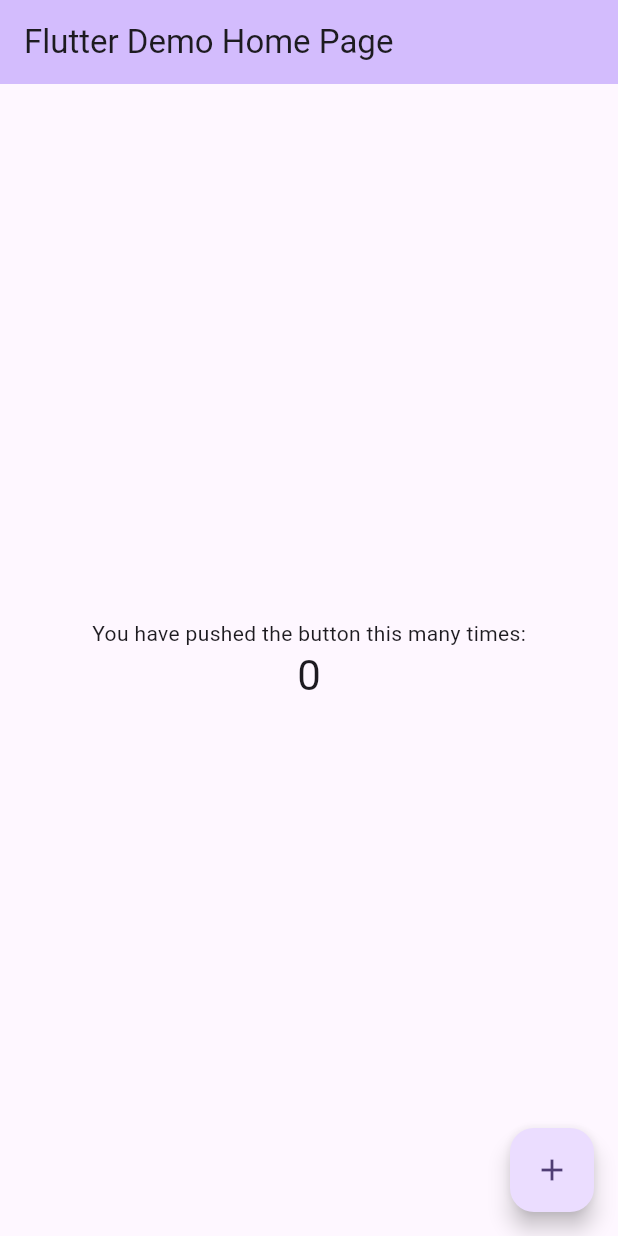
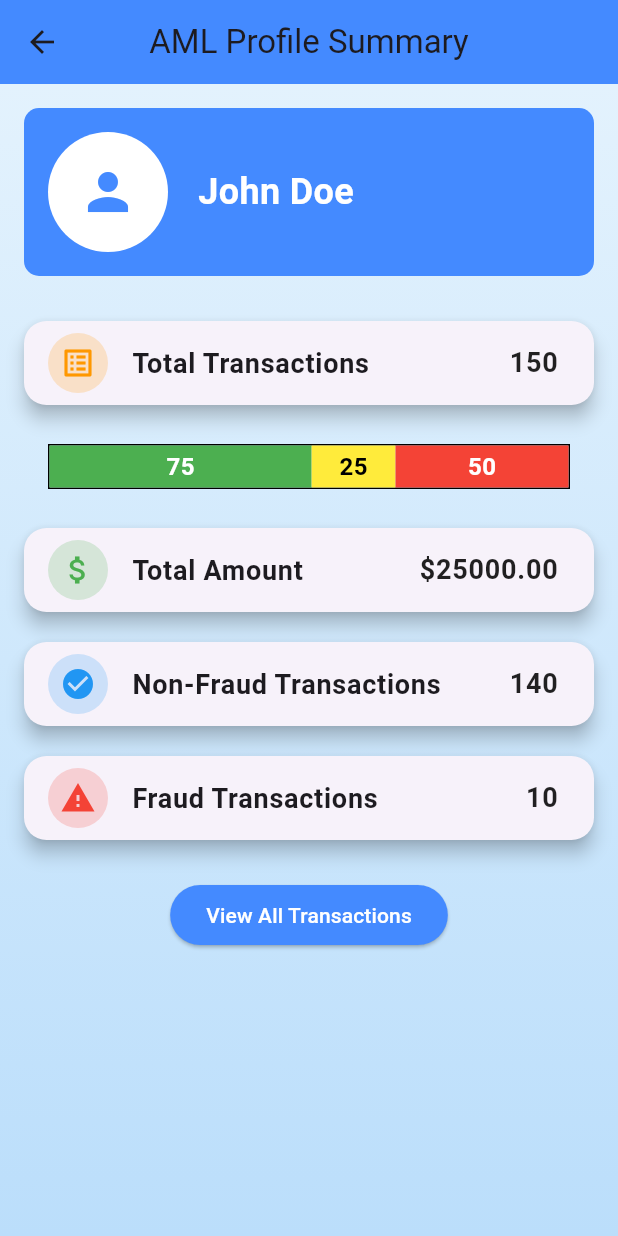
Before and after one commit to niksoni2910/tsec_hackathon, a Flutter app: the screen it shows after launch, on a phone screen of 412 x 824 dp. Run offline on Flutter 3.47's test engine with Material 3 defaults, Android fonts, the phone set to English and light mode, and no system bars.

Commit message:
profile page added

```diff
--- a/tsec_hack/lib/main.dart
+++ b/tsec_hack/lib/main.dart
@@ -1,4 +1,5 @@
 import 'package:flutter/material.dart';
+import 'package:tsec_hack/profile_page.dart';
 
 void main() {
   runApp(const MyApp());
@@ -13,113 +14,11 @@
     return MaterialApp(
       title: 'Flutter Demo',
       theme: ThemeData(
-        // This is the theme of your application.
-        //
-        // TRY THIS: Try running your application with "flutter run". You'll see
-        // the application has a purple toolbar. Then, without quitting the app,
-        // try changing the seedColor in the colorScheme below to Colors.green
-        // and then invoke "hot reload" (save your changes or press the "hot
-        // reload" button in a Flutter-supported IDE, or press "r" if you used
-        // the command line to start the app).
-        //
-        // Notice that the counter didn't reset back to zero; the application
-        // state is not lost during the reload. To reset the state, use hot
-        // restart instead.
-        //
-        // This works for code too, not just values: Most code changes can be
-        // tested with just a hot reload.
-        colorScheme: ColorScheme.fromSeed(seedColor: Colors.deepPurple),
         useMaterial3: true,
+        visualDensity: VisualDensity.adaptivePlatformDensity,
+        primarySwatch: Colors.blue,
       ),
-      home: const MyHomePage(title: 'Flutter Demo Home Page'),
+      home: UserProfile(),
     );
   }
 }
-
-class MyHomePage extends StatefulWidget {
-  const MyHomePage({super.key, required this.title});
-
-  // This widget is the home page of your application. It is stateful, meaning
-  // that it has a State object (defined below) that contains fields that affect
-  // how it looks.
-
-  // This class is the configuration for the state. It holds the values (in this
-  // case the title) provided by the parent (in this case the App widget) and
-  // used by the build method of the State. Fields in a Widget subclass are
-  // always marked "final".
-
-  final String title;
-
-  @override
-  State<MyHomePage> createState() => _MyHomePageState();
-}
-
-class _MyHomePageState extends State<MyHomePage> {
-  int _counter = 0;
-
-  void _incrementCounter() {
-    setState(() {
-      // This call to setState tells the Flutter framework that something has
-      // changed in this State, which causes it to rerun the build method below
-      // so that the display can reflect the updated values. If we changed
-      // _counter without calling setState(), then the build method would not be
-      // called again, and so nothing would appear to happen.
-      _counter++;
-    });
-  }
-
-  @override
-  Widget build(BuildContext context) {
-    // This method is rerun every time setState is called, for instance as done
-    // by the _incrementCounter method above.
-    //
-    // The Flutter framework has been optimized to make rerunning build methods
-    // fast, so that you can just rebuild anything that needs updating rather
-    // than having to individually change instances of widgets.
-    return Scaffold(
-      appBar: AppBar(
-        // TRY THIS: Try changing the color here to a specific color (to
-        // Colors.amber, perhaps?) and trigger a hot reload to see the AppBar
-        // change color while the other colors stay the same.
-        backgroundColor: Theme.of(context).colorScheme.inversePrimary,
-        // Here we take the value from the MyHomePage object that was created by
-        // the App.build method, and use it to set our appbar title.
-        title: Text(widget.title),
-      ),
-      body: Center(
-        // Center is a layout widget. It takes a single child and positions it
-        // in the middle of the parent.
-        child: Column(
-          // Column is also a layout widget. It takes a list of children and
-          // arranges them vertically. By default, it sizes itself to fit its
-          // children horizontally, and tries to be as tall as its parent.
-          //
-          // Column has various properties to control how it sizes itself and
-          // how it positions its children. Here we use mainAxisAlignment to
-          // center the children vertically; the main axis here is the vertical
-          // axis because Columns are vertical (the cross axis would be
-          // horizontal).
-          //
-          // TRY THIS: Invoke "debug painting" (choose the "Toggle Debug Paint"
-          // action in the IDE, or press "p" in the console), to see the
-          // wireframe for each widget.
-          mainAxisAlignment: MainAxisAlignment.center,
-          children: <Widget>[
-            const Text(
-              'You have pushed the button this many times:',
-            ),
-            Text(
-              '$_counter',
-              style: Theme.of(context).textTheme.headlineMedium,
-            ),
-          ],
-        ),
-      ),
-      floatingActionButton: FloatingActionButton(
-        onPressed: _incrementCounter,
-        tooltip: 'Increment',
-        child: const Icon(Icons.add),
-      ), // This trailing comma makes auto-formatting nicer for build methods.
-    );
-  }
-}
--- /dev/null
+++ b/tsec_hack/lib/profile_page.dart
@@ -0,0 +1,307 @@
+import 'package:flutter/material.dart';
+
+class UserProfile extends StatelessWidget {
+  // Mock data for the user's transactions
+  final String userName = "John Doe";
+  final int totalTransactions = 150;
+  final double totalAmount = 25000.00;
+  final int nonFraudTransactions = 140;
+  final int fraudTransactions = 10;
+
+  @override
+  Widget build(BuildContext context) {
+    return Scaffold(
+      appBar: AppBar(
+        leading: IconButton(
+            onPressed: () {
+              Navigator.pop(context);
+            },
+            icon: Icon(Icons.arrow_back)),
+        title: Text("AML Profile Summary"),
+        centerTitle: true,
+        backgroundColor: Colors.blueAccent,
+      ),
+      body: Container(
+        decoration: BoxDecoration(
+          gradient: LinearGradient(
+            colors: [Colors.blue[50]!, Colors.blue[100]!],
+            begin: Alignment.topCenter,
+            end: Alignment.bottomCenter,
+          ),
+        ),
+        padding: const EdgeInsets.all(16.0),
+        child: Column(
+          crossAxisAlignment: CrossAxisAlignment.start,
+          children: [
+            _buildHeader(),
+            SizedBox(height: 20),
+            _buildCardInfo(
+              icon: Icons.list_alt,
+              title: 'Total Transactions',
+              value: totalTransactions.toString(),
+              color: Colors.orange,
+            ),
+            //   Padding(
+            //   padding: const EdgeInsets.all(16.0),
+            //   child: Table(
+            //     border: TableBorder.all(
+            //       color: Colors.black,
+            //       width: 1,
+            //     ),
+            //     children: [
+            //       TableRow(
+            //         children: [
+            //           _buildTableCell('GREEN', Colors.green),
+            //           _buildTableCell('YELLOW', Colors.yellow),
+            //           _buildTableCell('RED', Colors.red),
+            //         ],
+            //       ),
+            //       TableRow(
+            //         children: [
+            //           _buildValueCell('75'),
+            //           _buildValueCell('25'),
+            //           _buildValueCell('50'),
+            //         ],
+            //       ),
+            //     ],
+            //   ),
+            // ),
+            Padding(
+              padding: const EdgeInsets.all(16.0),
+              child: TransactionBar(
+                greenCount: 75,
+                yellowCount: 25,
+                redCount: 50,
+                totalCount: 150,
+              ),
+            ),
+
+            _buildCardInfo(
+              icon: Icons.attach_money,
+              title: 'Total Amount',
+              value: '\$${totalAmount.toStringAsFixed(2)}',
+              color: Colors.green,
+            ),
+            _buildCardInfo(
+              icon: Icons.check_circle,
+              title: 'Non-Fraud Transactions',
+              value: nonFraudTransactions.toString(),
+              color: Colors.blue,
+            ),
+            _buildCardInfo(
+              icon: Icons.warning,
+              title: 'Fraud Transactions',
+              value: fraudTransactions.toString(),
+              color: Colors.red,
+            ),
+            SizedBox(height: 16),
+            Center(
+              child: ElevatedButton(
+                style: ElevatedButton.styleFrom(
+                  backgroundColor:
+                      Colors.blueAccent, // Button color according to theme
+                ),
+                onPressed: () {
+                  // Action for viewing all transactions
+                  // Navigator.push(
+                  //   context,
+                  //   MaterialPageRoute(
+                  //     builder: (context) => AllTransactionsPage(),
+                  //   ),
+                  // );
+                },
+                child: Text(
+                  'View All Transactions',
+                  style: TextStyle(color: Colors.white),
+                ),
+              ),
+            ),
+          ],
+        ),
+      ),
+    );
+  }
+
+  Widget _buildHeader() {
+    return Container(
+      padding: EdgeInsets.all(16),
+      decoration: BoxDecoration(
+        color: Colors.blueAccent,
+        borderRadius: BorderRadius.circular(10),
+      ),
+      child: Row(
+        children: [
+          CircleAvatar(
+            radius: 40,
+            backgroundColor: Colors.white,
+            child: Icon(Icons.person, size: 40, color: Colors.blueAccent),
+          ),
+          SizedBox(width: 20),
+          Column(
+            crossAxisAlignment: CrossAxisAlignment.start,
+            children: [
+              Text(
+                userName,
+                style: TextStyle(
+                  fontSize: 24,
+                  fontWeight: FontWeight.bold,
+                  color: Colors.white,
+                ),
+              ),
+            ],
+          ),
+        ],
+      ),
+    );
+  }
+
+  Widget _buildCardInfo({
+    required IconData icon,
+    required String title,
+    required String value,
+    required Color color,
+  }) {
+    return Card(
+      margin: EdgeInsets.symmetric(vertical: 10),
+      elevation: 5,
+      shape: RoundedRectangleBorder(
+        borderRadius: BorderRadius.circular(15),
+      ),
+      child: ListTile(
+        leading: CircleAvatar(
+          backgroundColor: color.withOpacity(0.2),
+          child: Icon(
+            icon,
+            color: color,
+          ),
+        ),
+        title: Text(
+          title,
+          style: TextStyle(fontSize: 18, fontWeight: FontWeight.bold),
+        ),
+        trailing: Text(
+          value,
+          style: TextStyle(
+            fontSize: 18,
+            fontWeight: FontWeight.bold,
+            color: Colors.black87,
+          ),
+        ),
+      ),
+    );
+  }
+  // Widget _buildTableCell(String label, Color color) {
+  //   return Container(
+  //     padding: EdgeInsets.all(12),
+  //     color: color.withOpacity(0.3),
+  //     child: Center(
+  //       child: Text(
+  //         label,
+  //         style: TextStyle(fontSize: 18, fontWeight: FontWeight.bold),
+  //       ),
+  //     ),
+  //   );
+  // }
+
+  // Widget _buildValueCell(String value) {
+  //   return Container(
+  //     padding: EdgeInsets.all(12),
+  //     child: Center(
+  //       child: Text(
+  //         value,
+  //         style: TextStyle(fontSize: 18),
+  //       ),
+  //     ),
+  //   );
+  // }
+}
+
+class TransactionBar extends StatelessWidget {
+  final int greenCount;
+  final int yellowCount;
+  final int redCount;
+  final int totalCount;
+
+  const TransactionBar({
+    required this.greenCount,
+    required this.yellowCount,
+    required this.redCount,
+    required this.totalCount,
+  });
+
+  @override
+  Widget build(BuildContext context) {
+    // Calculate percentages based on counts
+    final double greenPercentage = greenCount / totalCount;
+    final double yellowPercentage = yellowCount / totalCount;
+    final double redPercentage = redCount / totalCount;
+
+    return Column(
+      children: [
+        Container(
+          height: 30,
+          width: double.infinity,
+          decoration: BoxDecoration(
+            border: Border.all(color: Colors.black),
+          ),
+          child: Row(
+            children: [
+              Flexible(
+                flex: (greenPercentage * 100).toInt(),
+                child: Container(
+                  decoration: BoxDecoration(
+                    color: Colors.green,
+                  ),
+                  child: Center(
+                    child: Text(
+                      greenCount.toString(),
+                      style: TextStyle(
+                        fontSize: 16,
+                        color: Colors.white,
+                        fontWeight: FontWeight.bold,
+                      ),
+                    ),
+                  ),
+                ),
+              ),
+              Flexible(
+                flex: (yellowPercentage * 100).toInt(),
+                child: Container(
+                  color: Colors.yellow,
+                  child: Center(
+                    child: Text(
+                      yellowCount.toString(),
+                      style: TextStyle(
+                        fontSize: 16,
+                        color: Colors.black,
+                        fontWeight: FontWeight.bold,
+                      ),
+                    ),
+                  ),
+                ),
+              ),
+              Flexible(
+                flex: (redPercentage * 100).toInt(),
+                child: Container(
+                  decoration: BoxDecoration(
+                    color: Colors.red,
+                  ),
+                  child: Center(
+                    child: Text(
+                      redCount.toString(),
+                      style: TextStyle(
+                        fontSize: 16,
+                        color: Colors.white,
+                        fontWeight: FontWeight.bold,
+                      ),
+                    ),
+                  ),
+                ),
+              ),
+            ],
+          ),
+        ),
+      ],
+    );
+  }
+}
```
